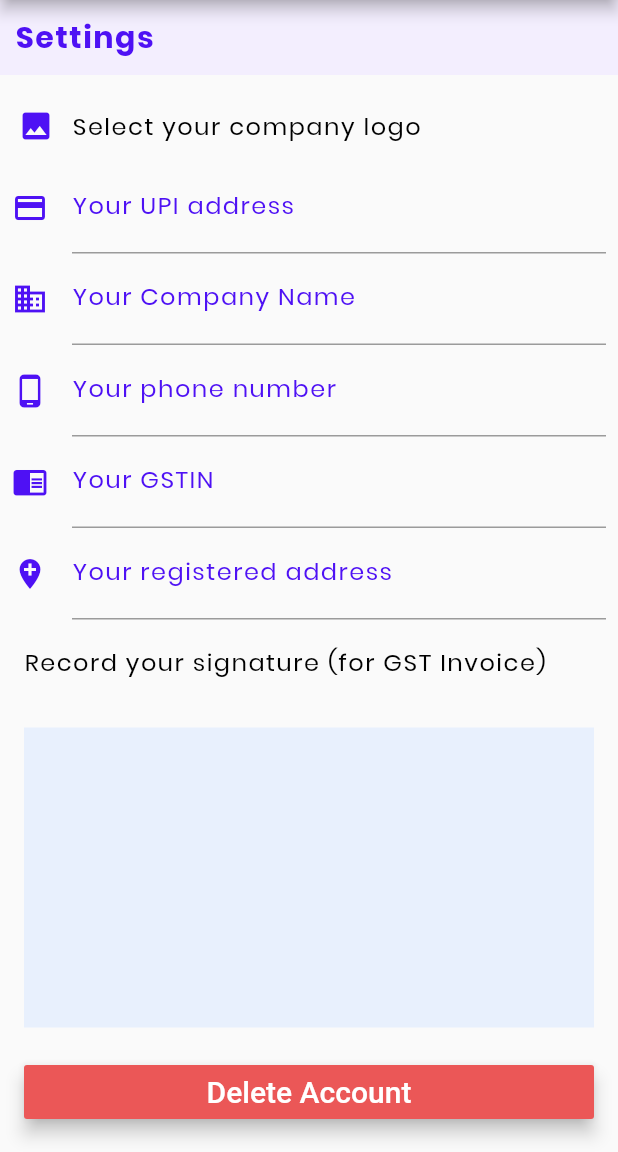
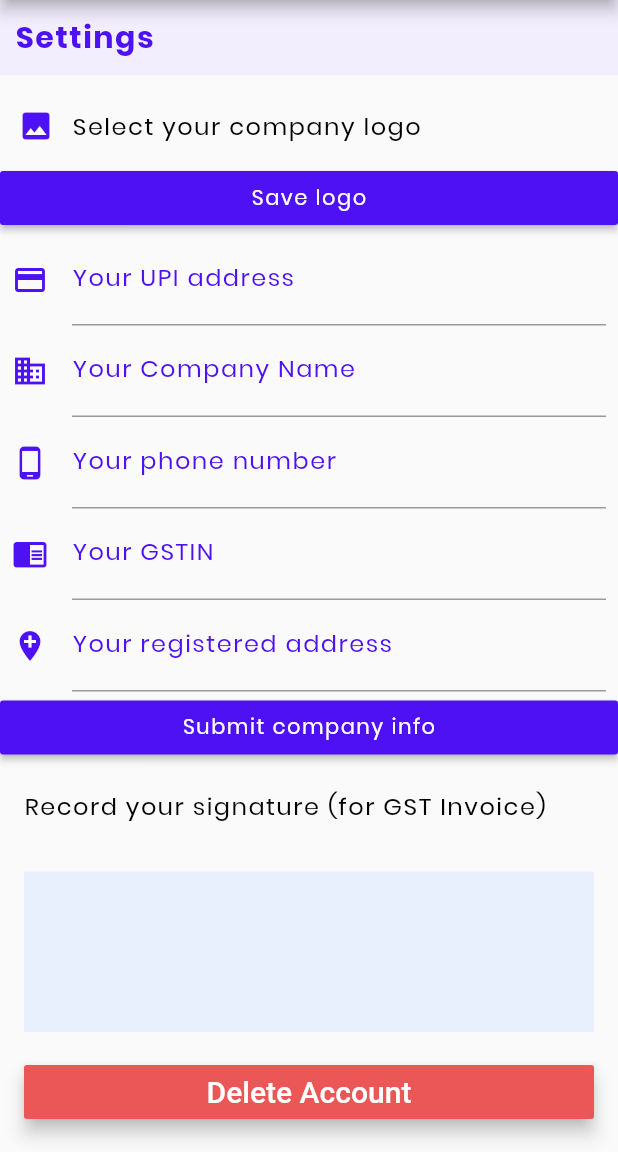
Before and after one commit to TallyAssist/TallyAssist, a Flutter app: the SettingsScreen screen opened directly, on a phone screen of 412 x 824 dp, the part 84-1236 px from its top. Run offline on Flutter 3.47's test engine with Material 2 defaults, Android fonts, the phone set to English and light mode, and no system bars; drawn by our look-alikes of signature; our stand-ins replace cloud_firestore, firebase_auth, firebase_storage, font_awesome_flutter, image_picker, pdf and 1 more; missing offline and left inert: esys_flutter_share, flutter_full_pdf_viewer; accounts and stored records are empty; project files that could hold a hidden picture were left out.

Commit message:
adds mechanism to save settings data

```diff
--- a/lib/ui/views/settingsscreen.dart
+++ b/lib/ui/views/settingsscreen.dart
@@ -1,6 +1,10 @@
 import 'dart:io';
 
+import 'package:firebase_auth/firebase_auth.dart';
 import 'package:flutter/material.dart';
+import 'package:provider/provider.dart';
+import 'package:tassist/core/services/companyservice.dart';
+import 'package:tassist/core/services/storageuploadservice.dart';
 import 'package:tassist/theme/dimensions.dart';
 import 'package:tassist/theme/theme.dart';
 import 'package:tassist/ui/shared/drawer.dart';
@@ -16,7 +20,14 @@ class SettingsScreen extends StatefulWidget {
 
 class _SettingsScreenState extends State<SettingsScreen> {
   final GlobalKey<ScaffoldState> _drawerKey = new GlobalKey<ScaffoldState>();
+  final GlobalKey<FormState> _formKey = GlobalKey<FormState>();
+
   File _imageFile;
+  String _upiAddress;
+  String _companyName;
+  String _phoneNumber;
+  String _gstNumber;
+  String _registeredAddress;
 
   Future<void> _pickImage(ImageSource source) async {
     File selected = await ImagePicker.pickImage(source: source);
@@ -25,7 +36,8 @@ class _SettingsScreenState extends State<SettingsScreen> {
     });
   }
 
-final SignatureController _controller = SignatureController(penStrokeWidth: 3, penColor: TassistBlack);
+  final SignatureController _controller =
+      SignatureController(penStrokeWidth: 3, penColor: TassistBlack);
 
   @override
   void initState() {
@@ -33,46 +45,103 @@ final SignatureController _controller = SignatureController(penStrokeWidth: 3, p
     _controller.addListener(() => print("Value changed"));
   }
 
-
   @override
   Widget build(BuildContext context) {
+    final uid = Provider.of<FirebaseUser>(context).uid;
 
-
-
-
-    return WillPopScope (
+    return WillPopScope(
         onWillPop: () async => false,
         child: Scaffold(
           key: _drawerKey,
           drawer: tassistDrawer(context),
           appBar: headerNav(_drawerKey),
           // bottomNavigationBar: bottomNav(),
-        body: ListView(
-          children: <Widget>[
-
+          body: Form(
+            key: _formKey,
+            child: ListView(children: <Widget>[
               SectionHeader('Settings'),
-            SizedBox(height: 10,),
+              SizedBox(
+                height: 10,
+              ),
+              // LOGO PICKER
               Row(
                 children: <Widget>[
-                   IconButton(icon: Icon(Icons.photo, color: TassistPrimary),
-
+                  IconButton(
+                      icon: Icon(Icons.photo, color: TassistPrimary),
                       onPressed: () => _pickImage(ImageSource.gallery)),
                   Text('Select your company logo')
-
-
                 ],
               ),
+              // SAVE LOGO BUTTON
+              RaisedButton(
+                color: TassistPrimary,
+                child: Text('Save logo',
+                    style: Theme.of(context)
+                        .textTheme
+                        .bodyText1
+                        .copyWith(color: TassistWhite)),
+                onPressed: () async {
+                  await UploadService().uploadFile(_imageFile, uid + '_logo');
+                },
+              ),
+              // UPI Address
               Padding(
                 padding: spacer.x.xxs,
                 child: TextFormField(
                   style: secondaryListDisc,
                   decoration: InputDecoration(
-                  icon: Icon(Icons.payment, color: TassistPrimary,),
+                    icon: Icon(
+                      Icons.payment,
+                      color: TassistPrimary,
+                    ),
                     hintText: 'Input UPI account',
                     hintStyle: secondaryHint,
                     labelText: 'Your UPI address',
-                  labelStyle: secondaryListTitle.copyWith(fontSize: 16)
+                    labelStyle: secondaryListTitle.copyWith(fontSize: 16),
                   ),
+                  validator: (val) =>
+                      val.isEmpty ? 'Please enter UPI ID' : null,
+                  onChanged: (val) => setState(() => _upiAddress = val),
+                ),
+              ),
+              // COMPANY NAME
+              Padding(
+                padding: spacer.x.xxs,
+                child: TextFormField(
+                  style: secondaryListDisc,
+                  decoration: InputDecoration(
+                    icon: Icon(
+                      Icons.business,
+                      color: TassistPrimary,
+                    ),
+                    hintText: 'Company Name to be displayed',
+                    hintStyle: secondaryHint,
+                    labelText: 'Your Company Name',
+                    labelStyle: secondaryListTitle.copyWith(fontSize: 16),
+                  ),
+                  validator: (val) =>
+                      val.isEmpty ? 'Please enter company name' : null,
+                  onChanged: (val) => setState(() => _companyName = val),
+                ),
+              ),
+              // CONTACT NUMBER
+              Padding(
+                padding: spacer.x.xxs,
+                child: TextFormField(
+                  style: secondaryListDisc,
+                  decoration: InputDecoration(
+                    icon: Icon(
+                      Icons.phone_android,
+                      color: TassistPrimary,
+                    ),
+                    hintText: 'Contact number',
+                    hintStyle: secondaryHint,
+                    labelText: 'Your phone number',
+                    labelStyle: secondaryListTitle.copyWith(fontSize: 16),
+                  ),
+                  validator: (val) =>
+                      val.isEmpty ? 'Please enter phone number' : null,
+                  onChanged: (val) => setState(() => _phoneNumber = val),
                 ),
               ),
               Padding(
@@ -80,12 +149,17 @@ final SignatureController _controller = SignatureController(penStrokeWidth: 3, p
                 child: TextFormField(
                   style: secondaryListDisc,
                   decoration: InputDecoration(
-                  icon: Icon(Icons.business, color: TassistPrimary,),
-                  hintText: 'Company Name to be displayed',
+                    icon: Icon(
+                      Icons.chrome_reader_mode,
+                      color: TassistPrimary,
+                    ),
+                    hintText: 'Input 12-digit GSTIN',
                     hintStyle: secondaryHint,
-                  labelText: 'Your Company Name',
-                  labelStyle: secondaryListTitle.copyWith(fontSize: 16)
+                    labelText: 'Your GSTIN',
+                    labelStyle: secondaryListTitle.copyWith(fontSize: 16),
                   ),
+                  validator: (val) => val.isEmpty ? 'Please enter party' : null,
+                  onChanged: (val) => setState(() => _gstNumber = val),
                 ),
               ),
               Padding(
@@ -93,50 +167,54 @@ final SignatureController _controller = SignatureController(penStrokeWidth: 3, p
                 child: TextFormField(
                   style: secondaryListDisc,
                   decoration: InputDecoration(
-                  icon: Icon(Icons.phone_android, color: TassistPrimary,),
-                  hintText: 'Contact number',
-                  hintStyle: secondaryHint,
-                  labelText: 'Your phone number',
-                  labelStyle: secondaryListTitle.copyWith(fontSize: 16)
+                    icon: Icon(
+                      Icons.add_location,
+                      color: TassistPrimary,
                     ),
-              ),
-            ),
-            Padding(
-              padding: spacer.x.xxs,
-              child: TextFormField(
-                style: secondaryListDisc,
-                decoration: InputDecoration(
-                  icon: Icon(Icons.chrome_reader_mode, color: TassistPrimary,),
-                  hintText: 'Input 12-digit GSTIN',
-                  hintStyle: secondaryHint,
-                  labelText: 'Your GSTIN',
-                  labelStyle: secondaryListTitle.copyWith(fontSize: 16)
-                ),
-              ),
-            ),
-            Padding(
-              padding: spacer.x.xxs,
-              child: TextFormField(
-                style: secondaryListDisc,
-                decoration: InputDecoration(
-                  icon: Icon(Icons.add_location, color: TassistPrimary,),
                     hintText: 'Input your registered address',
                     hintStyle: secondaryHint,
                     labelText: 'Your registered address',
-                  labelStyle: secondaryListTitle.copyWith(fontSize: 16)
+                    labelStyle: secondaryListTitle.copyWith(fontSize: 16),
+                  ),
+                  validator: (val) => val.isEmpty ? 'Please enter party' : null,
+                  onChanged: (val) => setState(() => _registeredAddress = val),
                 ),
               ),
+              // SAVE INFO BUTTON
+              RaisedButton(
+                color: TassistPrimary,
+                child: Text('Submit company info',
+                    style: Theme.of(context)
+                        .textTheme
+                        .bodyText1
+                        .copyWith(color: TassistWhite)),
+                onPressed: () async {
+                  if (_formKey.currentState.validate()) {
+                    // await UploadService().uploadFile(_imageFile, uid+'_logo');
+                    await CompanyService(uid: uid).updateCompanyRecord(
+                      upiAddress: _upiAddress,
+                      companyName: _companyName,
+                      gstNumber: _gstNumber,
+                      phoneNumber: _phoneNumber,
+                      registeredAddress: _registeredAddress,
+                    );
+                  }
+                },
               ),
               Padding(
                 padding: spacer.all.xs,
                 child: Text('Record your signature (for GST Invoice)'),
               ),
+
               //SIGNATURE CANVAS
               Padding(
                 padding: spacer.all.xs,
-                child: Signature(controller: _controller, height: 200, backgroundColor: TassistInfoLight),
+                child: Signature(
+                    controller: _controller,
+                    height: 200,
+                    backgroundColor: TassistInfoLight),
               ),
-              //OK AND CLEAR BUTTONS
+              // OK AND CLEAR BUTTONS
               Container(
                 padding: spacer.x.xs,
                 decoration: const BoxDecoration(color: TassistBgLightPurple),
@@ -155,7 +233,10 @@ final SignatureController _controller = SignatureController(penStrokeWidth: 3, p
                               builder: (BuildContext context) {
                                 return Scaffold(
                                   appBar: headerNav(_drawerKey),
-                                  body: Center(child: Container(color: TassistWhite, child: Image.memory(data))),
+                                  body: Center(
+                                      child: Container(
+                                          color: TassistWhite,
+                                          child: Image.memory(data))),
                                 );
                               },
                             ),
@@ -174,30 +255,42 @@ final SignatureController _controller = SignatureController(penStrokeWidth: 3, p
                   ],
                 ),
               ),
-          ]
+            ]),
           ),
-        bottomNavigationBar:  Padding(
+          // DELETE (EVERYTHING) BUTTON
+          bottomNavigationBar: Padding(
             padding: spacer.all.xs,
             child: RaisedButton(
               onPressed: () => showDialog(
                 context: context,
                 builder: (context) {
                   return AlertDialog(
-                                  title: Text('Are you sure?', style: secondaryListTitle,),
+                      title: Text(
+                        'Are you sure?',
+                        style: secondaryListTitle,
+                      ),
                       actions: <Widget>[
-                                    FlatButton(onPressed: () => Navigator.of(context).pop(), child: Text('Yes', style: secondaryListDisc,)),
-                                    FlatButton(onPressed: () => Navigator.of(context).pop(), child: Text('Cancel', style: secondaryListDisc,))
-                                  ]
-                              );
+                        FlatButton(
+                            onPressed: () => Navigator.of(context).pop(),
+                            child: Text(
+                              'Yes',
+                              style: secondaryListDisc,
+                            )),
+                        FlatButton(
+                            onPressed: () => Navigator.of(context).pop(),
+                            child: Text(
+                              'Cancel',
+                              style: secondaryListDisc,
+                            ))
+                      ]);
                 },
               ),
-
               child: Text('Delete Account', style: TextStyle(fontSize: 20)),
               color: TassistWarning,
               textColor: Colors.white,
-              elevation: 5,),
+              elevation: 5,
             ),
-          )
-    );
+          ),
+        ));
   }
 }
```
Lines whose indentation alone changed are shown as unchanged.
